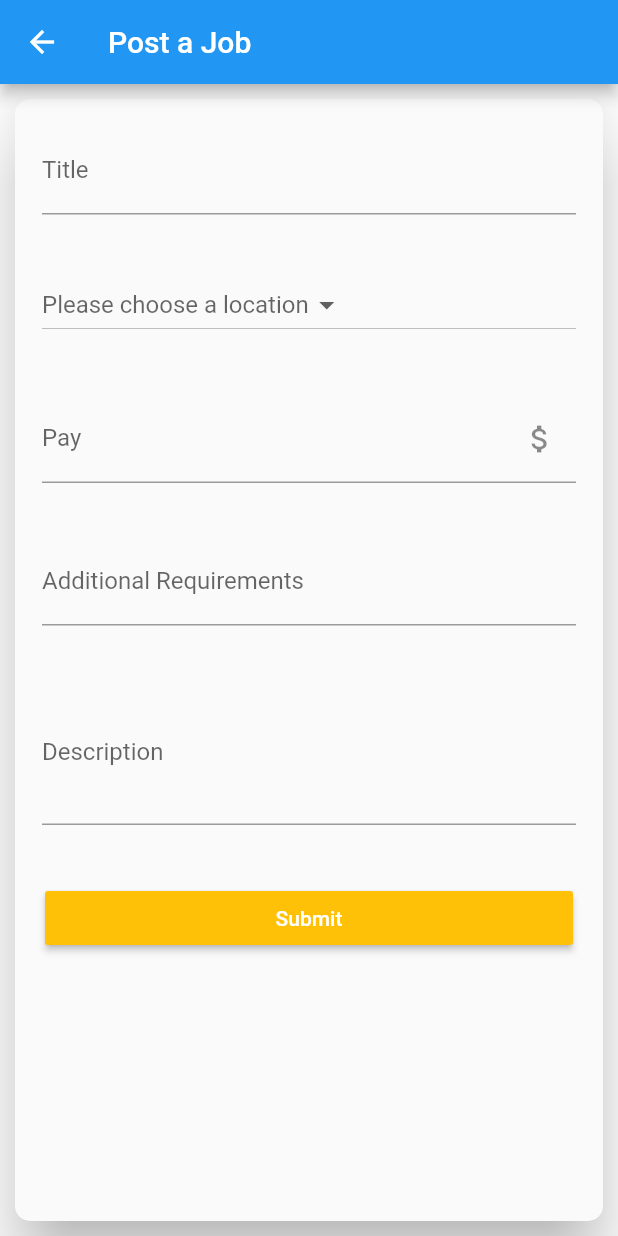
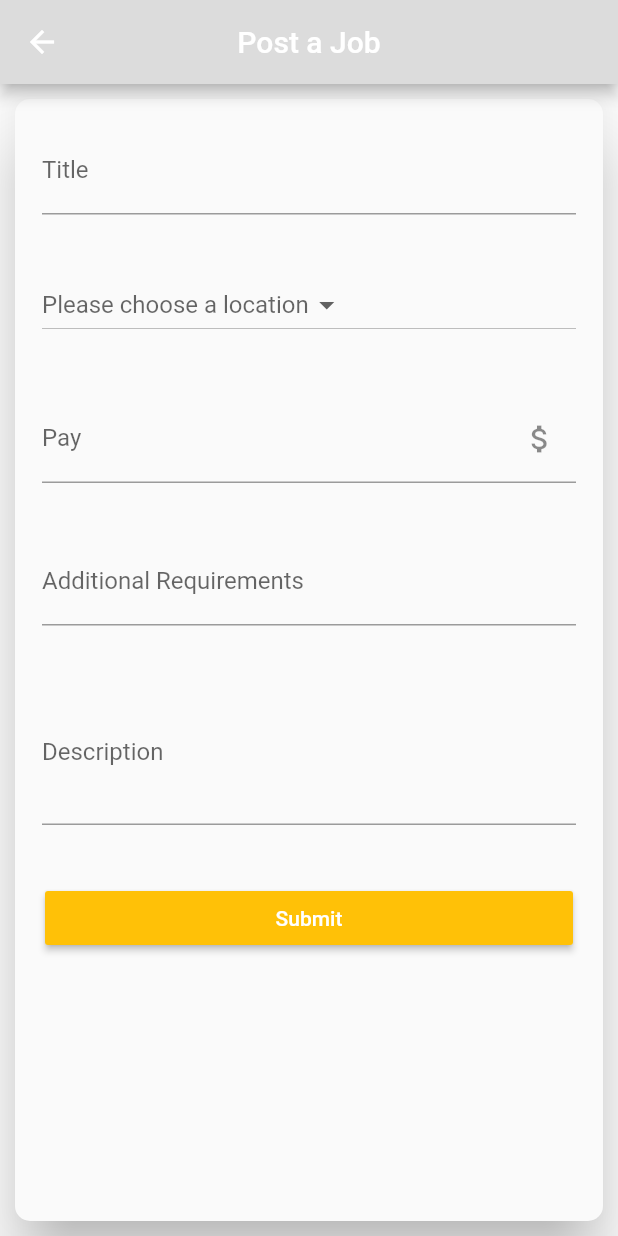
Before and after one commit to ShubhraDeshpande/TaskMe, a Flutter app: the CreatePost screen opened directly, on a phone screen of 412 x 824 dp. Run offline on Flutter 3.47's test engine with Material 2 defaults, Android fonts, the phone set to English and light mode, and no system bars; network calls fail.

Commit message:
history page and nav bar color update

```diff
--- a/flutter_app/lib/temp/create_post.dart
+++ b/flutter_app/lib/temp/create_post.dart
@@ -24,6 +24,8 @@ class CreatePostState extends State<CreatePost>{
     return new Scaffold(
       appBar: new AppBar(
         title: new Text('Post a Job'),
+        centerTitle: true,
+        backgroundColor: Color.fromRGBO(220, 220, 220, 1),
       ),
       body: new Container(
           padding: new EdgeInsets.all(10.0),
```
Also changed, not shown: flutter_app/lib/temp/history_list.dart (added).
